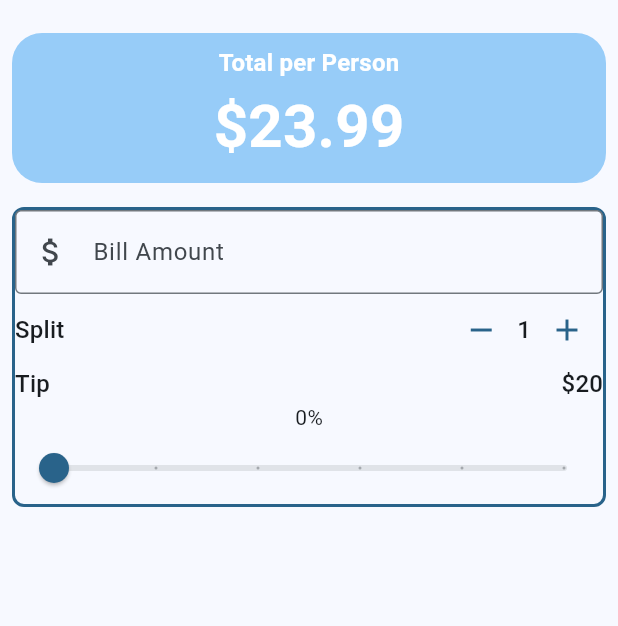
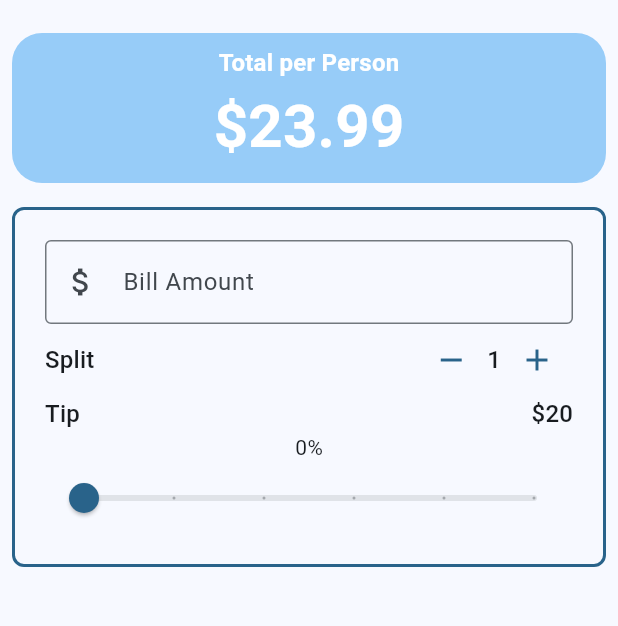
Before and after one commit to Cristiaprodan/tip_calculator, a Flutter app: the screen it shows after launch, on a phone screen of 412 x 824 dp, the part 63-689 px from its top. Run offline on Flutter 3.47's test engine with Material 3 defaults, Android fonts, the phone set to English and light mode, and no system bars.

Commit message:
refactor billAmout

```diff
--- a/lib/main.dart
+++ b/lib/main.dart
@@ -1,6 +1,7 @@
 import "package:flutter/material.dart";
 import "package:tip_calculator/widgets/person_counter.dart";
 import "package:tip_calculator/widgets/tip_slider.dart";
+import "package:tip_calculator/widgets/bill_amount.dart";
 
 void main() {
   runApp(const MyApp());
@@ -83,19 +84,18 @@ class _UtipState extends State<Utip> {
           Padding(
             padding: const EdgeInsets.all(8.0),
             child: Container(
+              padding: EdgeInsets.all(20),
               decoration: BoxDecoration(
                 borderRadius: BorderRadius.circular(8),
                 border: Border.all(color: theme.colorScheme.primary, width: 2),
               ),
               child: Column(
                 children: [
-                  TextField(
-                    decoration: const InputDecoration(
-                        border: OutlineInputBorder(),
-                        prefixIcon: Icon(Icons.attach_money),
-                        labelText: "Bill Amount"),
-                    keyboardType: TextInputType.number,
-                    onChanged: (String value) {},
+                  BillAmountField(
+                    onChanged: (value) {
+                      print("Amount is:$value");
+                    },
+                    billAmount: '100',
                   ),
                   //Split bill Area
                   PersonCounter(
--- /dev/null
+++ b/lib/widgets/bill_amount.dart
@@ -0,0 +1,24 @@
+import 'package:flutter/material.dart';
+
+class BillAmountField extends StatelessWidget {
+  const BillAmountField({
+    super.key,
+    required this.billAmount,
+    required this.onChanged,
+  });
+  final String billAmount;
+  final ValueChanged<String> onChanged;
+  @override
+  Widget build(BuildContext context) {
+    return TextField(
+      decoration: const InputDecoration(
+          border: OutlineInputBorder(),
+          prefixIcon: Icon(Icons.attach_money),
+          labelText: "Bill Amount"),
+      keyboardType: TextInputType.number,
+      onChanged: (String value) {
+        onChanged(value);
+      },
+    );
+  }
+}
```
